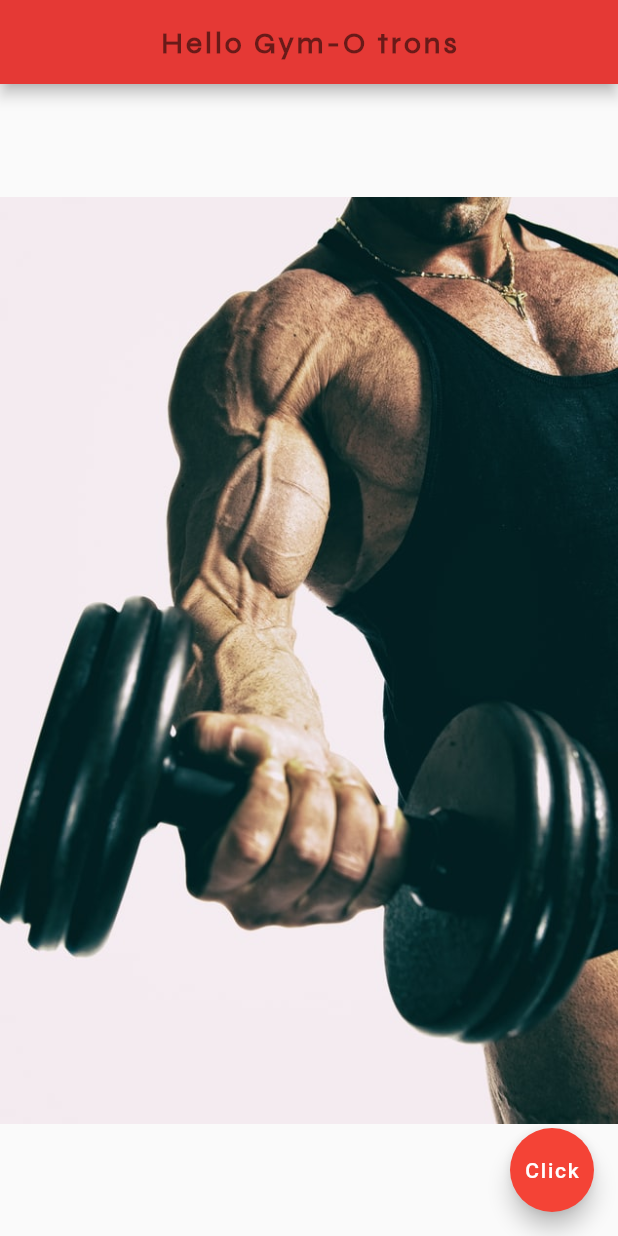
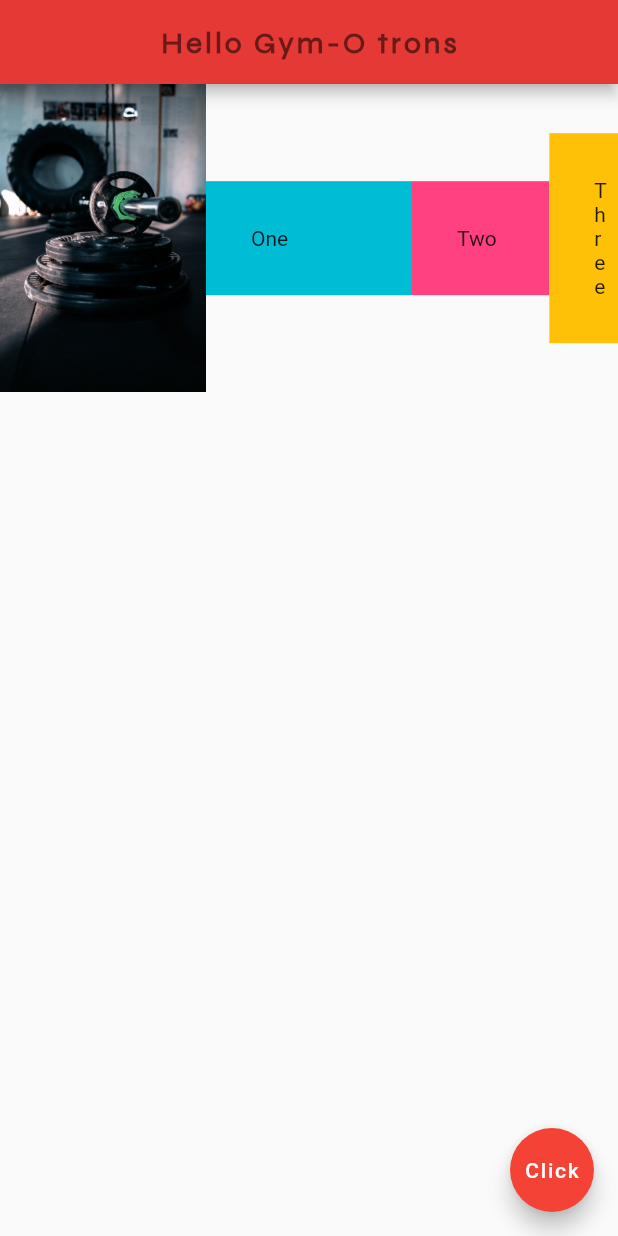
Before and after one commit to msagerup/GymFlutterApp, a Flutter app: the screen it shows after launch, on a phone screen of 412 x 824 dp. Run offline on Flutter 3.47's test engine with Material 2 defaults, Android fonts, the phone set to English and light mode, and no system bars.

Commit message:
Getting to know flutter

```diff
--- a/lib/main.dart
+++ b/lib/main.dart
@@ -23,8 +23,37 @@ class Home extends StatelessWidget {
         centerTitle: true,
         backgroundColor: Colors.red[600],
       ),
-      body: Center(
-        child: Image.asset('assets/gym2.jpg'),
+      body: Row(
+        children: <Widget>[
+          Expanded(
+            flex: 3,
+              child: Image.asset('assets/gym3.jpg')
+          ),
+          Expanded(
+            flex: 3,
+            child: Container(
+              padding: EdgeInsets.all(30),
+              color: Colors.cyan,
+              child: Text('One'),
+            ),
+          ),
+          Expanded(
+            flex: 2,
+            child: Container(
+              padding: EdgeInsets.all(30),
+              color: Colors.pinkAccent,
+              child: Text('Two'),
+            ),
+          ),
+          Expanded(
+            flex: 1,
+            child: Container(
+              padding: EdgeInsets.all(30),
+              color: Colors.amber,
+              child: Text('Three'),
+            ),
+          )
+        ],
       ),
       floatingActionButton: FloatingActionButton(
         onPressed: () {},
```
